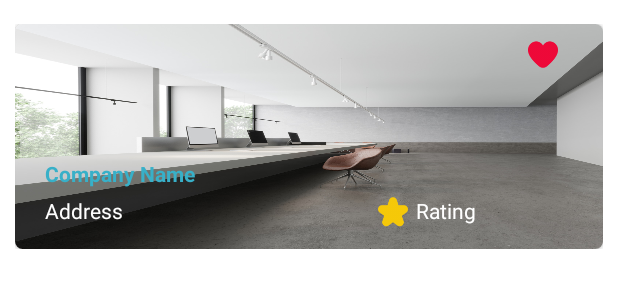
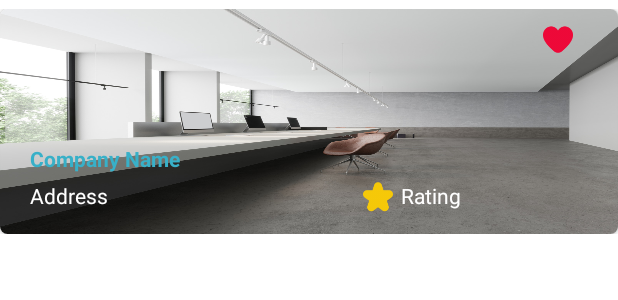
Before and after one commit to Ranz-prog/DustNShine_CustomerApp, an Android app: the layout content_favorite_company.xml on its own in the app's theme, with its tools: preview values and no code run, on a phone screen of 412 x 824 dp. Shown: the top 300 px of the screen. Run offline under Robolectric (Android 15) with nearby library versions, the phone set to English and light mode, and no system bars.

Commit message:
layout update

```diff
--- a/app/src/main/res/layout/content_favorite_company.xml
+++ b/app/src/main/res/layout/content_favorite_company.xml
@@ -3,8 +3,7 @@
     xmlns:app="http://schemas.android.com/apk/res-auto"
     android:layout_width="wrap_content"
     android:layout_height="wrap_content"
-    android:layout_marginTop="6dp"
-    android:padding="10dp">
+    android:layout_marginTop="6dp">
 
     <androidx.cardview.widget.CardView
         android:id="@+id/compic"
```
